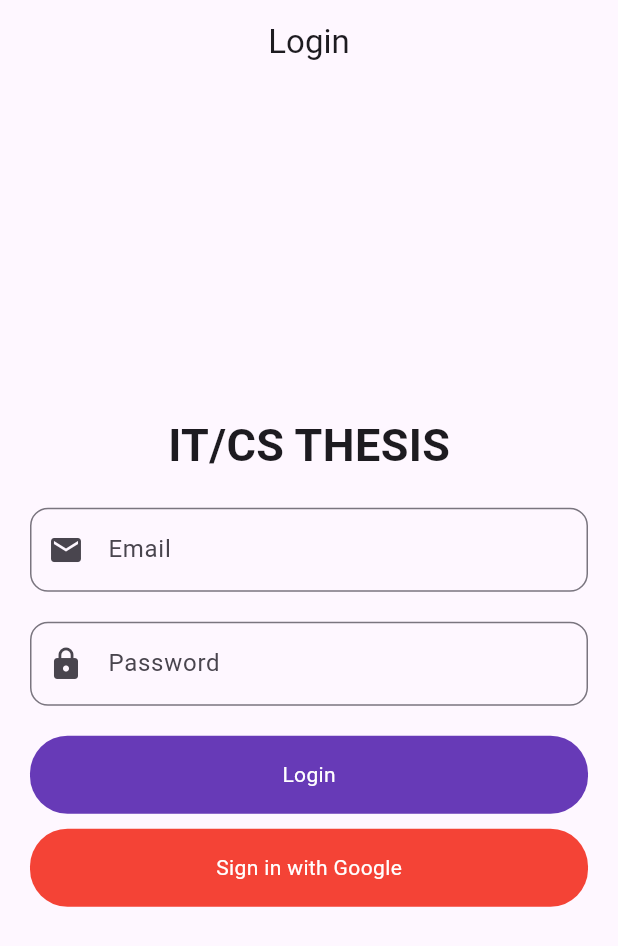
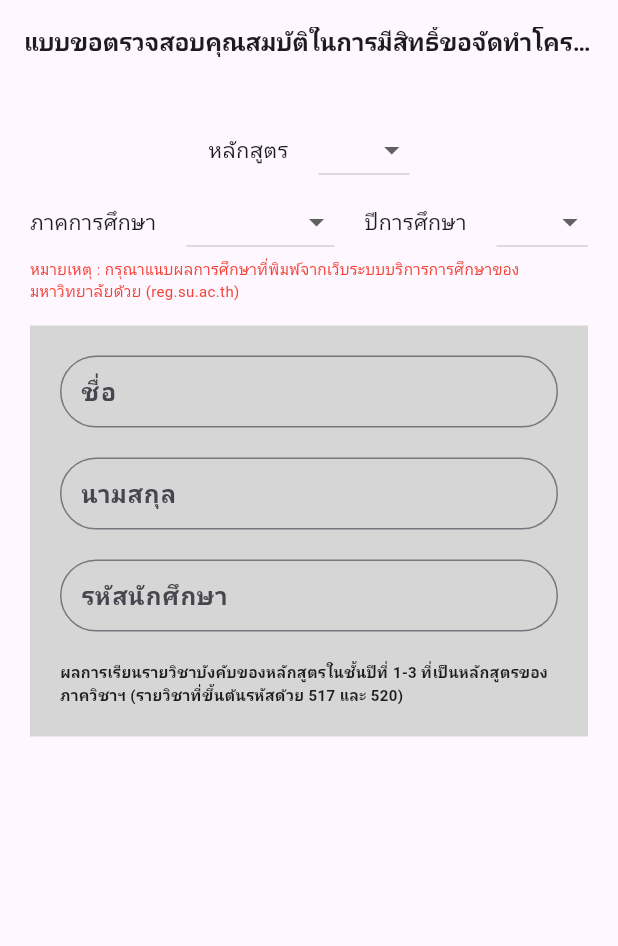
Before and after one commit to Taranymouse/THESIS, a Flutter app: the screen it shows after launch, on a phone screen of 412 x 824 dp. Shown: the top 946 px of the screen. Run offline on Flutter 3.47's test engine with Material 3 defaults, Android fonts, the phone set to English and light mode, and no system bars; our stand-ins replace bloc, equatable, firebase_auth, firebase_core, flutter_bloc, flutter_secure_storage and 1 more; accounts and stored records are empty.

Commit message:
ทำการปรับ มาใช้ mutiblocprovider และทำหน้า form อันแรก

```diff
--- /dev/null
+++ b/lib/bloc/Semester/semester_bloc.dart
@@ -0,0 +1,13 @@
+import 'package:bloc/bloc.dart';
+import 'package:equatable/equatable.dart';
+
+part 'semester_event.dart';
+part 'semester_state.dart';
+
+class SemesterBloc extends Bloc<SemesterEvent, SemesterState> {
+  SemesterBloc() : super(SemesterInitial()) {
+    on<SemesterSelected>((event, emit) {
+      emit(SemesterChanged(event.selectedSemester ?? ''));
+    });
+  }
+}
--- /dev/null
+++ b/lib/bloc/Semester/semester_event.dart
@@ -0,0 +1,17 @@
+part of 'semester_bloc.dart';
+
+abstract class SemesterEvent extends Equatable {
+  const SemesterEvent();
+
+  @override
+  List<Object?> get props => [];
+}
+
+class SemesterSelected extends SemesterEvent {
+  final String? selectedSemester; // 👈 ต้องรองรับ String?
+
+  const SemesterSelected(this.selectedSemester);
+
+  @override
+  List<Object?> get props => [selectedSemester];
+}
--- /dev/null
+++ b/lib/bloc/Semester/semester_state.dart
@@ -0,0 +1,16 @@
+part of 'semester_bloc.dart';
+
+abstract class SemesterState extends Equatable {
+  const SemesterState();
+
+  @override
+  List<Object> get props => [];
+}
+
+final class SemesterInitial extends SemesterState {}
+
+class SemesterChanged extends SemesterState {
+  final String? selectedSemester;
+
+  SemesterChanged(this.selectedSemester);
+}
--- a/lib/main.dart
+++ b/lib/main.dart
@@ -2,13 +2,26 @@ import 'package:firebase_core/firebase_core.dart';
 import 'package:flutter/material.dart';
 import 'package:flutter_bloc/flutter_bloc.dart';
 import 'package:project/bloc/Login/login_bloc.dart';
+import 'package:project/bloc/Semester/semester_bloc.dart';
+import 'package:project/screen/Form/checkForm.dart';
 import 'package:project/screen/home.dart';
-import 'package:project/screen/login.dart';
+import 'package:project/screen/SignIn/login.dart';
 
 void main() async {
   WidgetsFlutterBinding.ensureInitialized();
   await Firebase.initializeApp();
-  runApp(const MyApp());
+
+  runApp(
+    MultiBlocProvider(
+      providers: [
+        BlocProvider(create: (context) => SemesterBloc()),
+        BlocProvider(
+          create: (context) => LoginBloc()..add(CheckSessionEvent()),
+        ),
+      ],
+      child: const MyApp(),
+    ),
+  );
 }
 
 class MyApp extends StatelessWidget {
@@ -16,34 +29,12 @@ class MyApp extends StatelessWidget {
 
   @override
   Widget build(BuildContext context) {
-    return BlocProvider(
-      create:
-          (context) =>
-              LoginBloc()
-                ..add(CheckSessionEvent()), // ✅ เพิ่ม Event เช็ก Session
-      child: MaterialApp(
-        title: 'Project',
-        theme: ThemeData(
-          colorScheme: ColorScheme.fromSeed(seedColor: Colors.deepPurple),
-        ),
-        home: BlocBuilder<LoginBloc, LoginState>(
-          builder: (context, state) {
-            if (state is LoginSuccess) {
-              return const Homepage(); // ✅ ถ้า Login สำเร็จให้ไปหน้า Home
-            } else if (state is LoginLoading) {
-              return const Center(
-                child: CircularProgressIndicator(),
-              ); // 👉 แสดง Loading ระหว่างเช็ก Session
-            } else {
-              return Login(); // ✅ ถ้าไม่ได้ล็อกอินให้แสดงหน้า Login
-            }
-          },
-        ),
-        routes: {
-          '/login': (context) => Login(),
-          '/home': (context) => const Homepage(),
-        },
+    return MaterialApp(
+      title: 'Project',
+      theme: ThemeData(
+        colorScheme: ColorScheme.fromSeed(seedColor: Colors.deepPurple),
       ),
+      home: Checkform(),
     );
   }
 }
--- /dev/null
+++ b/lib/screen/Form/checkForm.dart
@@ -0,0 +1,191 @@
+import 'package:flutter/material.dart';
+import 'package:flutter_bloc/flutter_bloc.dart';
+import 'package:project/bloc/Semester/semester_bloc.dart';
+import 'package:project/screen/Form/dropdown/semester.dart';
+
+class Checkform extends StatefulWidget {
+  const Checkform({super.key});
+
+  @override
+  State<Checkform> createState() => _CheckformState();
+}
+
+class _CheckformState extends State<Checkform> {
+  final List<String> stdyear = ['2567', '2568'];
+  final List<String> courseyear = ['2560', '2565'];
+  String? selectedStdyear;
+  String? selectedCourseyear;
+  @override
+  Widget build(BuildContext context) {
+    return Scaffold(
+      appBar: AppBar(
+        title: const Text(
+          "แบบขอตรวจสอบคุณสมบัติในการมีสิทธิ์ขอจัดทำโครงงานปริญญานิพนธ์",
+          style: TextStyle(fontSize: 16, fontWeight: FontWeight.bold),
+        ),
+        centerTitle: true,
+      ),
+      body: Container(
+        padding: EdgeInsets.all(20),
+        child: Column(
+          crossAxisAlignment: CrossAxisAlignment.center,
+          children: [
+            Row(
+              mainAxisSize: MainAxisSize.min,
+              children: [
+                Text("หลักสูตร"),
+                SizedBox(width: 20),
+                DropdownButton<String>(
+                  value: selectedCourseyear,
+                  items:
+                      courseyear.map((String item) {
+                        return DropdownMenuItem<String>(
+                          value: item,
+                          child: Text(item),
+                        );
+                      }).toList(),
+                  onChanged: (String? newValvue) {
+                    setState(() {
+                      selectedCourseyear = newValvue;
+                    });
+                  },
+                ),
+              ],
+            ),
+
+            Row(
+              mainAxisSize: MainAxisSize.min,
+              children: [
+                Text("ภาคการศึกษา"),
+                SizedBox(width: 20),
+                BlocBuilder<SemesterBloc, SemesterState>(
+                  builder: (context, state) {
+                    String? selected =
+                        (state is SemesterChanged)
+                            ? state.selectedSemester
+                            : null;
+                    return Semester(
+                      selectedValue: selected,
+                      onChanged: (newValue) {
+                        context.read<SemesterBloc>().add(
+                          SemesterSelected(newValue),
+                        ); // newValue เป็น String? แล้ว
+                      },
+                    );
+                  },
+                ),
+                SizedBox(width: 20),
+                Text("ปีการศึกษา"),
+                SizedBox(width: 20),
+                DropdownButton<String>(
+                  value: selectedStdyear,
+                  items:
+                      stdyear.map((String item) {
+                        return DropdownMenuItem<String>(
+                          value: item,
+                          child: Text(item),
+                        );
+                      }).toList(),
+                  onChanged: (String? newValvue) {
+                    setState(() {
+                      selectedStdyear = newValvue;
+                    });
+                  },
+                ),
+              ],
+            ),
+
+            Text(
+              "หมายเหตุ : กรุณาแนบผลการศึกษาที่พิมพ์จากเว็บระบบบริการการศึกษาของมหาวิทยาลัยด้วย (reg.su.ac.th)",
+              style: TextStyle(fontSize: 10, color: Colors.red),
+            ),
+
+            SizedBox(height: 15),
+            Container(
+              padding: EdgeInsets.all(20),
+              color: const Color.fromARGB(255, 214, 214, 214),
+              child: Column(
+                crossAxisAlignment: CrossAxisAlignment.center,
+                children: [
+                  Column(
+                    mainAxisSize: MainAxisSize.min,
+                    children: [
+                      TextFormField(
+                        decoration: InputDecoration(
+                          label: Text(
+                            "ชื่อ",
+                            style: TextStyle(fontWeight: FontWeight.bold),
+                          ),
+                          hintText: "กรุณากรอกชื่อจริง",
+                          border: OutlineInputBorder(
+                            borderRadius: BorderRadius.all(
+                              Radius.circular(30.0),
+                            ),
+                          ),
+                          contentPadding: EdgeInsets.symmetric(
+                            vertical: 0.0,
+                            horizontal: 10.0,
+                          ),
+                        ),
+                        keyboardType: TextInputType.name,
+                      ),
+                      SizedBox(height: 20),
+                      TextFormField(
+                        decoration: InputDecoration(
+                          label: Text(
+                            "นามสกุล",
+                            style: TextStyle(fontWeight: FontWeight.bold),
+                          ),
+                          hintText: "กรุณากรอกนามสกุล",
+                          border: OutlineInputBorder(
+                            borderRadius: BorderRadius.all(
+                              Radius.circular(30.0),
+                            ),
+                          ),
+                          contentPadding: EdgeInsets.symmetric(
+                            vertical: 0.0,
+                            horizontal: 10.0,
+                          ),
+                        ),
+                        keyboardType: TextInputType.name,
+                      ),
+                      SizedBox(height: 20),
+                      TextFormField(
+                        decoration: InputDecoration(
+                          label: Text(
+                            "รหัสนักศึกษา",
+                            style: TextStyle(fontWeight: FontWeight.bold),
+                          ),
+                          hintText: "กรุณากรอกรหัสนักศึกษา",
+                          border: OutlineInputBorder(
+                            borderRadius: BorderRadius.all(
+                              Radius.circular(30.0),
+                            ),
+                          ),
+                          contentPadding: EdgeInsets.symmetric(
+                            vertical: 0.0,
+                            horizontal: 10.0,
+                          ),
+                        ),
+                        keyboardType: TextInputType.name,
+                      ),
+
+                      SizedBox(height: 20),
+                      Text(
+                        "ผลการเรียนรายวิชาบังคับของหลักสูตรในชั้นปีที่ 1-3 ที่เป็นหลักสูตรของภาควิชาฯ (รายวิชาที่ขึ้นต้นรหัสด้วย 517 และ 520)",
+                        style: TextStyle(
+                          fontSize: 10,
+                          fontWeight: FontWeight.bold,
+                        ),
+                      ),
+                    ],
+                  ),
+                ],
+              ),
+            ),
+          ],
+        ),
+      ),
+    );
+  }
+}
--- /dev/null
+++ b/lib/screen/Form/dropdown/semester.dart
@@ -0,0 +1,29 @@
+import 'package:flutter/material.dart';
+
+class Semester extends StatelessWidget {
+  final List<String> items;
+  final String? selectedValue;
+  final ValueChanged<String?> onChanged;
+
+  const Semester({
+    super.key,
+    required this.selectedValue,
+    required this.onChanged,
+    this.items = const ['ต้น', 'ปลาย', 'ฤดูร้อน'],
+  });
+
+  @override
+  Widget build(BuildContext context) {
+    return Expanded(
+      child: DropdownButton<String>(
+        value: selectedValue,
+        items:
+            items.map((String item) {
+              return DropdownMenuItem<String>(value: item, child: Text(item));
+            }).toList(),
+        onChanged: onChanged,
+        isExpanded: true,
+      ),
+    );
+  }
+}
--- a/lib/screen/login.dart
+++ b/lib/screen/SignIn/login.dart
@@ -13,6 +13,9 @@ class Login extends StatelessWidget {
       body: BlocConsumer<LoginBloc, LoginState>(
         listener: (context, state) {
           if (state is LoginSuccess) {
+            ScaffoldMessenger.of(
+              context,
+            ).showSnackBar(SnackBar(content: Text("success")));
             Navigator.pushReplacementNamed(context, '/home');
             // context.read<LoginBloc>().emit(LoginInitial());
           } else if (state is LoginFailure) {
```
Also changed, not shown: lib/screen/SignIn/register.dart (renamed from lib/screen/register.dart).
